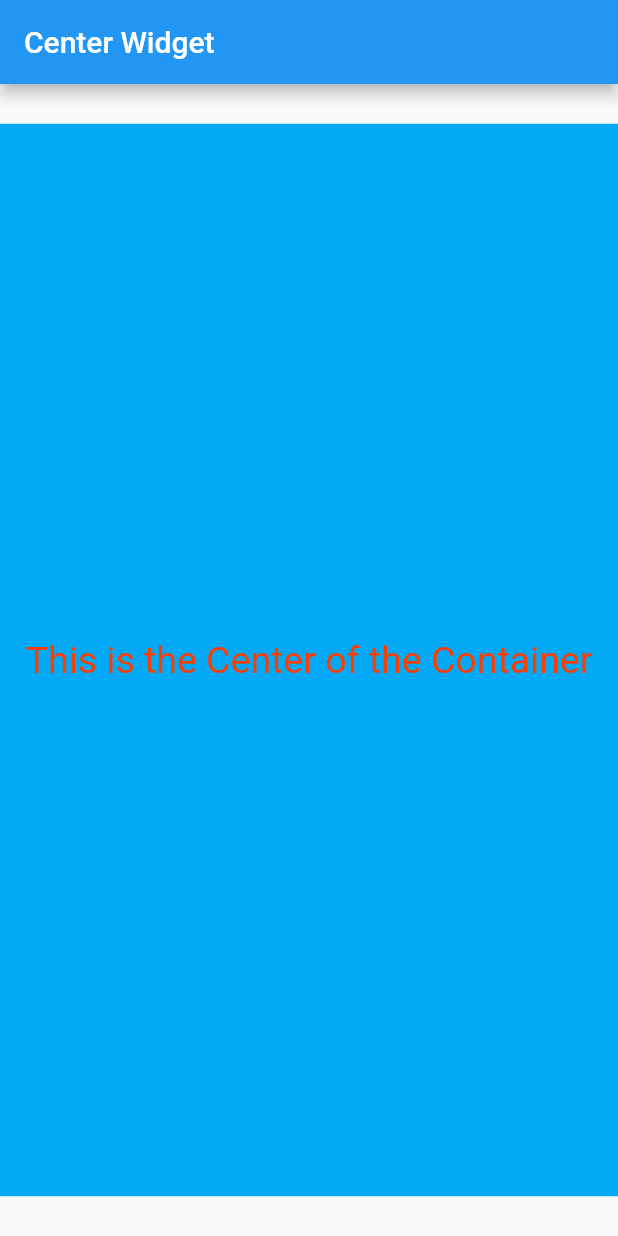
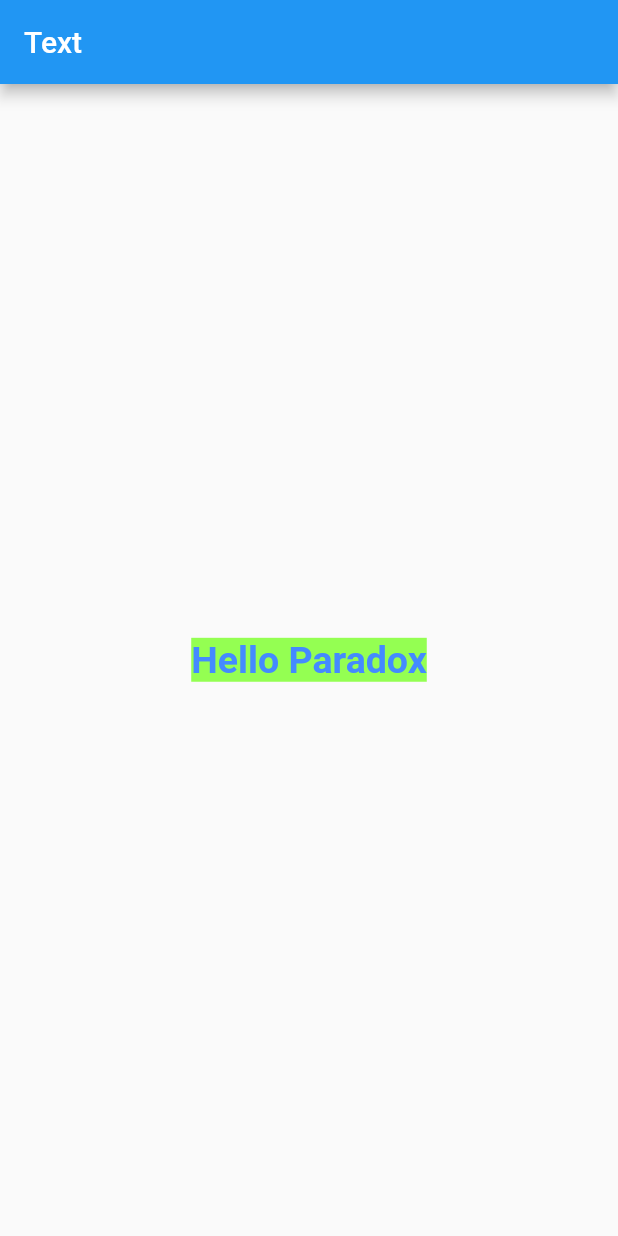
Before and after one commit to yasin9064/flutter_application_1, a Flutter app: the screen it shows after launch, on a phone screen of 412 x 824 dp. Run offline on Flutter 3.47's test engine with Material 2 defaults, Android fonts, the phone set to English and light mode, and no system bars.

Commit message:
Learn about Text & Its Style.

```diff
--- a/lib/main.dart
+++ b/lib/main.dart
@@ -34,18 +34,18 @@ class _MyHomePageState extends State<MyHomePage> {
   Widget build(BuildContext context) {
     return Scaffold(
       appBar: AppBar(
-        title: Text('Center Widget'),
+        title: Text('Text'),
       ),
 
-      body: Center(
-        child: Container(
-          width: 415,
-          height: 715,
-          color: Colors.lightBlue,
-          child: Center(child: Text('This is the Center of the Container',
-                 style: TextStyle(color: Color.fromARGB(255, 255, 60, 0),fontSize: 25),)),
-        ),
-      ),
+      body: Center(child: Text('Hello Paradox',
+      style: TextStyle(
+        fontSize: 25,
+        color: Colors.blueAccent,
+        fontWeight: FontWeight.bold,
+        backgroundColor: Color.fromARGB(255, 148, 255, 82)
+         ),
+        )
+      )
 
     );
   }
```
